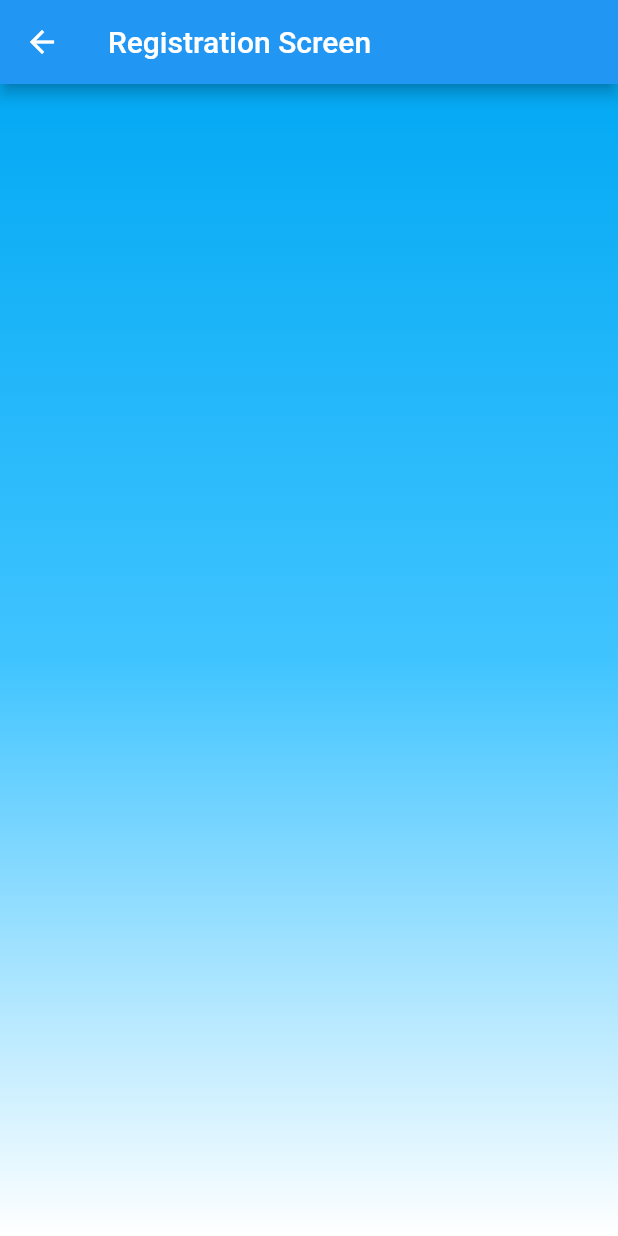
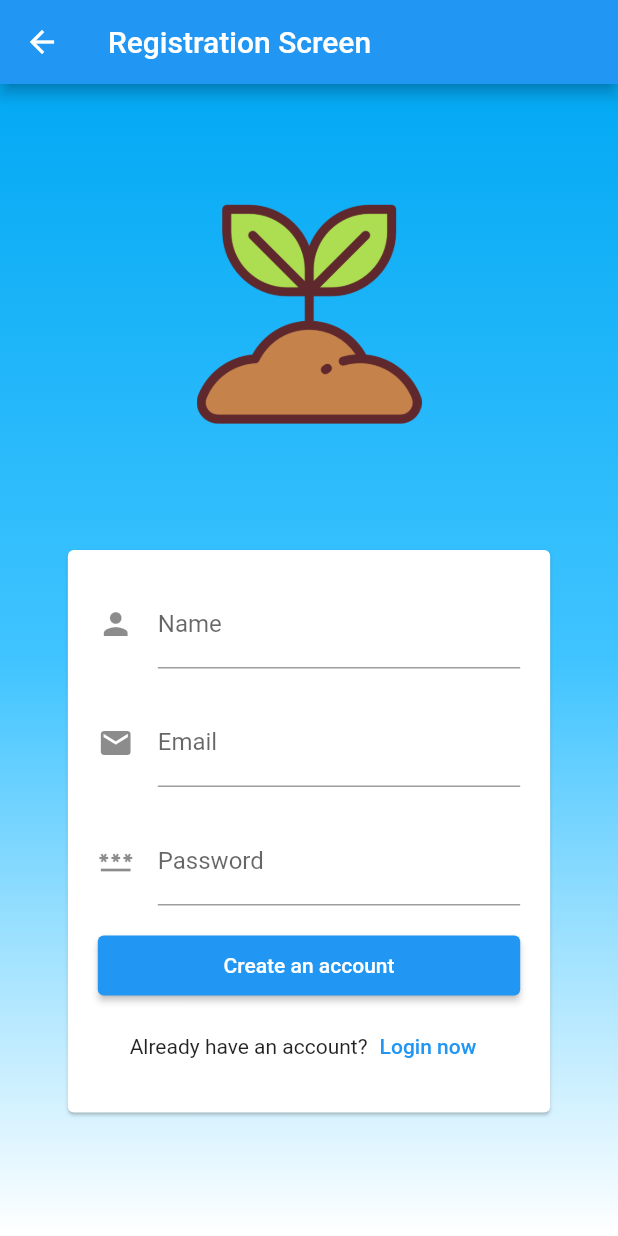
Before and after one commit to Gadi0905/NgTszHim_VT6000CEM_Project, a Flutter app: the screen it shows after launch, after a tap on "Getting started", on a phone screen of 412 x 824 dp. Run offline on Flutter 3.47's test engine with Material 2 defaults, Android fonts, the phone set to English and light mode, and no system bars.

Commit message:
added text login button widget completed the UI of the register screen changed the location of the default appbar widget and default background widget

```diff
--- /dev/null
+++ b/lib/src/helpers/widgets_helper/button_widget/text_login_button_widget.dart
@@ -0,0 +1,23 @@
+import 'package:flutter/material.dart';
+import 'package:ngtszhim_vt6000cem_project/src/helpers/routes_helper/routes_helper.dart';
+import 'package:ngtszhim_vt6000cem_project/src/screens/login_screen/login_screen.dart';
+
+class TextLoginButtonWidget {
+  static basicColor(BuildContext context) {
+    return Row(
+      mainAxisAlignment: MainAxisAlignment.center,
+      children: [
+        const Text('Already have an account?'),
+        TextButton(
+          onPressed: () {
+            RoutesHelper.pushScreen(context, const LoginScreen());
+          },
+          child: const Text(
+            'Login now',
+            style: TextStyle(color: Colors.blue),
+          ),
+        )
+      ],
+    );
+  }
+}
--- a/lib/src/screens/login_screen/login_screen.dart
+++ b/lib/src/screens/login_screen/login_screen.dart
@@ -1,6 +1,6 @@
 import 'package:flutter/material.dart';
-import 'package:ngtszhim_vt6000cem_project/src/helpers/widgets_helper/default_appbar_widget/default_appbar_widget.dart';
-import 'package:ngtszhim_vt6000cem_project/src/helpers/widgets_helper/default_background_widget/default_background_widget.dart';
+import 'package:ngtszhim_vt6000cem_project/src/helpers/widgets_helper/appbar_widget/default_appbar_widget.dart';
+import 'package:ngtszhim_vt6000cem_project/src/helpers/widgets_helper/background_widget/default_background_widget.dart';
 
 class LoginScreen extends StatelessWidget {
   const LoginScreen({Key? key}) : super(key: key);
--- a/lib/src/screens/registration_screen/registration_screen.dart
+++ b/lib/src/screens/registration_screen/registration_screen.dart
@@ -1,6 +1,8 @@
 import 'package:flutter/material.dart';
-import 'package:ngtszhim_vt6000cem_project/src/helpers/widgets_helper/default_appbar_widget/default_appbar_widget.dart';
-import 'package:ngtszhim_vt6000cem_project/src/helpers/widgets_helper/default_background_widget/default_background_widget.dart';
+import 'package:ngtszhim_vt6000cem_project/src/helpers/images_path_helper/images_path_helper.dart';
+import 'package:ngtszhim_vt6000cem_project/src/helpers/widgets_helper/appbar_widget/default_appbar_widget.dart';
+import 'package:ngtszhim_vt6000cem_project/src/helpers/widgets_helper/background_widget/default_background_widget.dart';
+import 'package:ngtszhim_vt6000cem_project/src/helpers/widgets_helper/button_widget/text_login_button_widget.dart';
 
 class RegistrationScreen extends StatelessWidget {
   const RegistrationScreen({Key? key}) : super(key: key);
@@ -8,6 +10,7 @@ class RegistrationScreen extends StatelessWidget {
   @override
   Widget build(BuildContext context) {
     return Scaffold(
+      resizeToAvoidBottomInset: false,
       appBar: DefaultAppBarWidget.basicColor(title: 'Registration Screen'),
       body: _buildBody(context),
     );
@@ -16,6 +19,89 @@ class RegistrationScreen extends StatelessWidget {
   Widget _buildBody(BuildContext context) {
     return DefaultBackgroundWidget.basicColor(
       context: context,
+      child: Column(
+        crossAxisAlignment: CrossAxisAlignment.center,
+        children: [
+          const Spacer(),
+          _buildImage(),
+          const Spacer(),
+          SizedBox(
+            width: MediaQuery.of(context).size.width * 0.8,
+            child: Card(
+              child: Padding(
+                padding: const EdgeInsets.all(20.0),
+                child: Column(
+                  crossAxisAlignment: CrossAxisAlignment.center,
+                  children: [
+                    Column(
+                      crossAxisAlignment: CrossAxisAlignment.start,
+                      children: [
+                        TextFormField(
+                          decoration: const InputDecoration(
+                            icon: Icon(Icons.person),
+                            hintText: 'What do people call you?',
+                            labelText: 'Name',
+                          ),
+                        ),
+                      ],
+                    ),
+                    const SizedBox(height: 20),
+                    Column(
+                      crossAxisAlignment: CrossAxisAlignment.start,
+                      children: [
+                        TextFormField(
+                          decoration: const InputDecoration(
+                            icon: Icon(Icons.email),
+                            hintText: 'What is your email address?',
+                            labelText: 'Email',
+                          ),
+                        ),
+                      ],
+                    ),
+                    const SizedBox(height: 20),
+                    Column(
+                      crossAxisAlignment: CrossAxisAlignment.start,
+                      children: [
+                        TextFormField(
+                          decoration: const InputDecoration(
+                            icon: Icon(Icons.password),
+                            hintText: 'What is your password?',
+                            labelText: 'Password',
+                          ),
+                        ),
+                      ],
+                    ),
+                    const SizedBox(height: 20),
+                    _buildRegisterButton(context),
+                    const SizedBox(height: 10),
+                    TextLoginButtonWidget.basicColor(context),
+                  ],
+                ),
+              ),
+            ),
+          ),
+          const Spacer(),
+        ],
+      ),
+    );
+  }
+
+  Widget _buildImage() {
+    return Image.asset(
+      ImagesPathHelper.imagePath('tree_seedlings.png'),
+      width: 150,
+      height: 150,
+    );
+  }
+
+  Widget _buildRegisterButton(BuildContext context) {
+    return SizedBox(
+      height: 40,
+      width: MediaQuery.of(context).size.width,
+      child: ElevatedButton(
+        onPressed: () {},
+        child: const Text('Create an account'),
+      ),
     );
   }
 }
--- a/lib/src/screens/welcome_screen/welcome_screen.dart
+++ b/lib/src/screens/welcome_screen/welcome_screen.dart
@@ -1,9 +1,9 @@
 import 'package:flutter/material.dart';
 import 'package:ngtszhim_vt6000cem_project/src/helpers/images_path_helper/images_path_helper.dart';
 import 'package:ngtszhim_vt6000cem_project/src/helpers/routes_helper/routes_helper.dart';
-import 'package:ngtszhim_vt6000cem_project/src/helpers/widgets_helper/default_appbar_widget/default_appbar_widget.dart';
-import 'package:ngtszhim_vt6000cem_project/src/helpers/widgets_helper/default_background_widget/default_background_widget.dart';
-import 'package:ngtszhim_vt6000cem_project/src/screens/login_screen/login_screen.dart';
+import 'package:ngtszhim_vt6000cem_project/src/helpers/widgets_helper/appbar_widget/default_appbar_widget.dart';
+import 'package:ngtszhim_vt6000cem_project/src/helpers/widgets_helper/background_widget/default_background_widget.dart';
+import 'package:ngtszhim_vt6000cem_project/src/helpers/widgets_helper/button_widget/text_login_button_widget.dart';
 import 'package:ngtszhim_vt6000cem_project/src/screens/registration_screen/registration_screen.dart';
 
 class WelcomeScreen extends StatelessWidget {
@@ -30,7 +30,7 @@ class WelcomeScreen extends StatelessWidget {
           const Spacer(),
           _buildRegisterButton(context),
           const SizedBox(height: 10),
-          _buildLoginButton(context),
+          TextLoginButtonWidget.basicColor(context),
           const Spacer(),
         ],
       ),
@@ -85,22 +85,4 @@ class WelcomeScreen extends StatelessWidget {
       ),
     );
   }
-
-  Widget _buildLoginButton(BuildContext context) {
-    return Row(
-      mainAxisAlignment: MainAxisAlignment.center,
-      children: [
-        const Text('Already have an account?'),
-        TextButton(
-          onPressed: () {
-            RoutesHelper.pushScreen(context, const LoginScreen());
-          },
-          child: const Text(
-            'Login now',
-            style: TextStyle(color: Colors.blue),
-          ),
-        )
-      ],
-    );
-  }
 }
```
Also changed, not shown: lib/src/helpers/widgets_helper/appbar_widget/default_appbar_widget.dart (renamed from lib/src/helpers/widgets_helper/default_appbar_widget/default_appbar_widget.dart), lib/src/helpers/widgets_helper/background_widget/default_background_widget.dart (renamed from lib/src/helpers/widgets_helper/default_background_widget/default_background_widget.dart).
